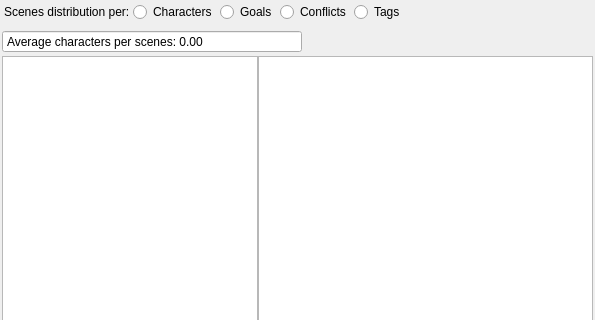
This is ui/scene_dstribution_widget.ui in zkovari/plotlyst as Qt 5 draws it before an edit; both pictures show x 0 to 595 and y 0 to 320 of the 595 by 501 pixel window. The edited form follows.
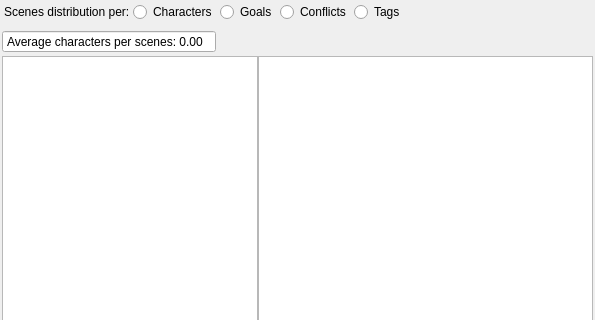
This is the edited form.

Commit message: Make spinAverage transparent in scene distribution widget

Patch:
```diff
--- a/ui/scene_dstribution_widget.ui
+++ b/ui/scene_dstribution_widget.ui
@@ -124,6 +124,8 @@
     </layout>
    </item>
    <item>
+    <layout class="QHBoxLayout" name="horizontalLayout_3">
+     <item>
     <widget class="QDoubleSpinBox" name="spinAverage">
      <property name="maximumSize">
       <size>
@@ -153,6 +155,21 @@
       <string>Average characters per scenes: </string>
      </property>
     </widget>
+     </item>
+     <item>
+      <spacer name="horizontalSpacer_2">
+       <property name="orientation">
+        <enum>Qt::Horizontal</enum>
+       </property>
+       <property name="sizeHint" stdset="0">
+        <size>
+         <width>40</width>
+         <height>20</height>
+        </size>
+       </property>
+      </spacer>
+     </item>
+    </layout>
    </item>
    <item>
     <layout class="QHBoxLayout" name="horizontalLayout">
```
Lines whose indentation alone changed are shown as unchanged. The commit also changes 1 other file.
